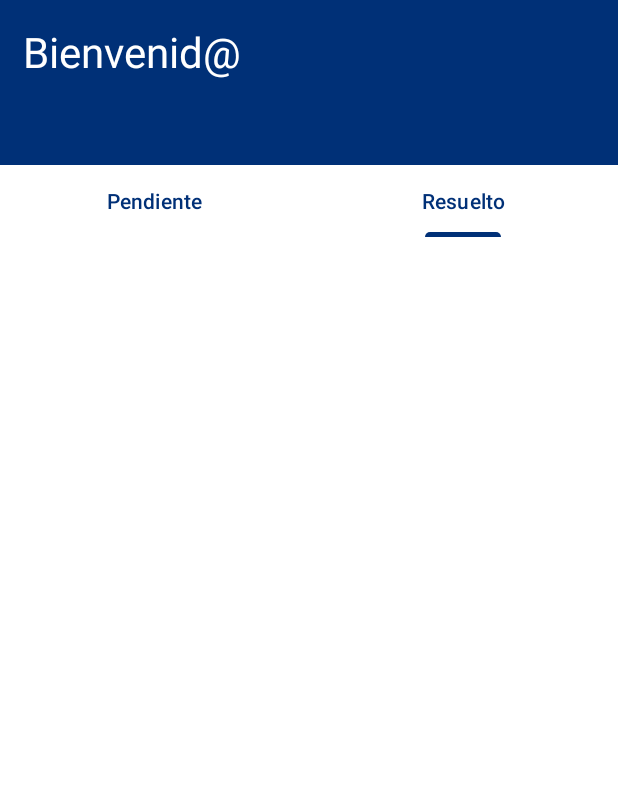
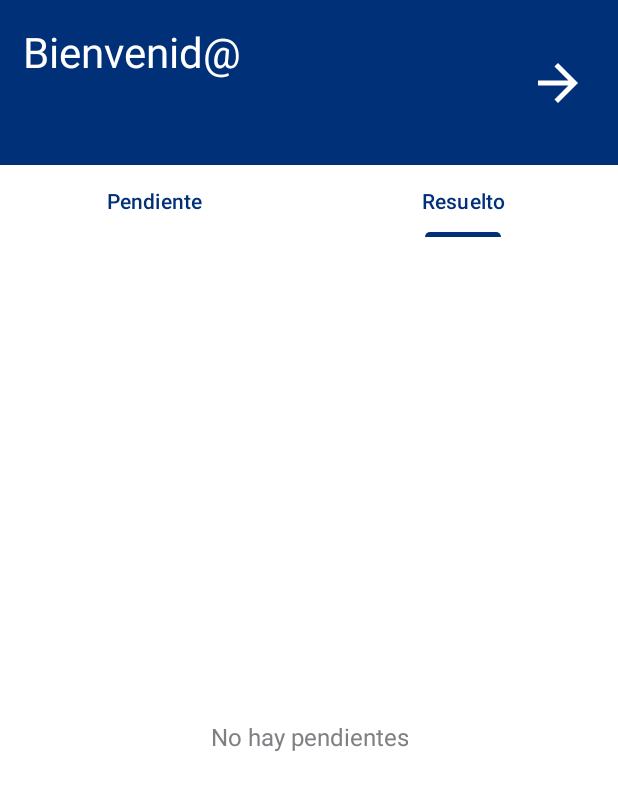
Before and after one commit to blue-c0de/SmartOper, an Android app: the MainActivity screen opened directly, with no data from a screen before it, tab 2 chosen, on a phone screen of 412 x 824 dp. Shown: the top 790 px of the screen. Run offline under Robolectric (Android 15) with nearby library versions, the phone set to English and light mode, and no system bars; our stand-ins replace Firebase (no records; nobody signed in at launch, a user with empty details on screens opened directly).

Commit message:
Resuelto + Pendiente para correspondiente Operario

```diff
--- a/app/src/main/java/com/example/smartoper/Login.java
+++ b/app/src/main/java/com/example/smartoper/Login.java
@@ -72,6 +72,7 @@ public class Login extends AppCompatActivity {
                             SharedPreferences preferences = getSharedPreferences("ModoApp", Context.MODE_PRIVATE);
                             SharedPreferences.Editor editor = preferences.edit();
                             editor.putString("nombre", nombre);
+                            editor.putString("operario", usu);
                             editor.apply();
 
                             mAuth.signInWithEmailAndPassword(correo, password)
--- a/app/src/main/java/com/example/smartoper/MainActivity.java
+++ b/app/src/main/java/com/example/smartoper/MainActivity.java
@@ -3,9 +3,11 @@ package com.example.smartoper;
 import android.Manifest;
 import android.annotation.SuppressLint;
 import android.content.Context;
+import android.content.Intent;
 import android.content.pm.PackageManager;
 import android.os.Bundle;
 import android.os.Handler;
+import android.widget.ImageView;
 import android.widget.TextView;
 
 import androidx.annotation.NonNull;
@@ -17,6 +19,7 @@ import androidx.viewpager.widget.ViewPager;
 import com.google.android.gms.location.FusedLocationProviderClient;
 import com.google.android.gms.location.LocationServices;
 import com.google.android.material.tabs.TabLayout;
+import com.google.firebase.auth.FirebaseAuth;
 import com.google.firebase.firestore.FirebaseFirestore;
 import com.google.firebase.firestore.SetOptions;
 
@@ -34,6 +37,9 @@ public class MainActivity extends AppCompatActivity {
         TextView nom = findViewById(R.id.nombre);
         TabLayout tabLayout = findViewById(R.id.tab_layout);
         ViewPager viewPager = findViewById(R.id.view_pager);
+        ImageView cerrar = findViewById(R.id.cerrar);
+
+        cerrar.setOnClickListener(view -> cerrarSesion());
 
         // FIREBASE OPERARIO ACTIVO
         Map<String, Object> operario = new HashMap<>();
@@ -53,6 +59,15 @@ public class MainActivity extends AppCompatActivity {
         Objects.requireNonNull(tabLayout.getTabAt(1)).setText("Resuelto");
     }
 
+    private void cerrarSesion() {
+        FirebaseAuth mAuth = FirebaseAuth.getInstance();
+        mAuth.signOut();
+
+        startActivity(new Intent(this, Login.class));
+
+        this.finish();
+    }
+
     @SuppressLint("MissingSuperCall")
     @Override
     public void onBackPressed() {}
--- a/app/src/main/java/com/example/smartoper/Resuelto.java
+++ b/app/src/main/java/com/example/smartoper/Resuelto.java
@@ -1,5 +1,6 @@
 package com.example.smartoper;
 
+import android.content.Context;
 import android.content.Intent;
 import android.graphics.Color;
 import android.os.Bundle;
@@ -19,6 +20,7 @@ import com.google.firebase.firestore.QuerySnapshot;
 public class Resuelto extends Fragment {
 
     SwipeRefreshLayout swipeRefreshLayout;
+    Boolean mostrar = true;
 
     public Resuelto() {
         // Required empty public constructor
@@ -50,8 +52,7 @@ public class Resuelto extends Fragment {
 
         FirebaseFirestore.getInstance().collection("resuelto").get().addOnCompleteListener(task -> {
             if (task.isSuccessful()) {
-                textView.setVisibility(View.INVISIBLE);
-                cargarTarjeta(linearLayout, task.getResult());
+                cargarTarjeta(linearLayout, task.getResult(), textView);
             } else {
                 textView.setVisibility(View.VISIBLE);
             }
@@ -61,14 +62,19 @@ public class Resuelto extends Fragment {
         });
     }
 
-    private void cargarTarjeta(LinearLayout linearLayout, QuerySnapshot querySnapshot) {
+    private void cargarTarjeta(LinearLayout linearLayout, QuerySnapshot querySnapshot, TextView textView) {
         for (QueryDocumentSnapshot document : querySnapshot) {
             View tarjeta = LayoutInflater.from(requireContext()).inflate(R.layout.tarjeta, null);
             TextView estado = tarjeta.findViewById(R.id.estado);
             TextView titulo = tarjeta.findViewById(R.id.titulo);
 
+            String operario = document.getString("operario");
+            String sharedOperario = requireContext().getSharedPreferences("ModoApp", Context.MODE_PRIVATE).getString("operario", "");
+
+            if (operario != null && operario.equals(sharedOperario)){
                 String estadoString = document.getString("estado");
                 if (estadoString != null) {
+                    mostrar = false;
                     estado.setText(estadoString);
                     titulo.setText(document.getString("titulo"));
 
@@ -80,9 +86,15 @@ public class Resuelto extends Fragment {
                         estado.setTextColor(Color.parseColor("#c09f51"));
                     }
 
+                    textView.setVisibility(View.INVISIBLE);
                     linearLayout.addView(tarjeta);
                     tarjeta.setOnClickListener(v -> startActivity(new Intent(requireContext(), Problema.class).putExtra("origen", "resuelto").putExtra("coleccion", "resuelto").putExtra("documento", document.getId())));
                 }
+            } else {
+                if (mostrar)
+                    textView.setVisibility(View.VISIBLE);
             }
         }
     }
+
+}
--- /dev/null
+++ b/app/src/main/res/drawable/baseline_arrow_forward_24.xml
@@ -0,0 +1,5 @@
+<vector xmlns:android="http://schemas.android.com/apk/res/android" android:autoMirrored="true" android:height="24dp" android:tint="#FFFFFF" android:viewportHeight="24" android:viewportWidth="24" android:width="24dp">
+
+    <path android:fillColor="@android:color/white" android:pathData="M12,4l-1.41,1.41L16.17,11H4v2h12.17l-5.58,5.59L12,20l8,-8z"/>
+
+</vector>
--- a/app/src/main/res/layout/activity_main.xml
+++ b/app/src/main/res/layout/activity_main.xml
@@ -48,6 +48,16 @@
         app:tabTextColor="?attr/colorPrimary"
         app:layout_constraintTop_toBottomOf="@+id/linearLayout2" />
 
+    <ImageView
+        android:id="@+id/cerrar"
+        android:layout_width="80dp"
+        android:layout_height="80dp"
+        android:padding="20dp"
+        android:src="@drawable/baseline_arrow_forward_24"
+        app:layout_constraintBottom_toBottomOf="@+id/linearLayout2"
+        app:layout_constraintEnd_toEndOf="parent"
+        app:layout_constraintTop_toTopOf="parent" />
+
     <androidx.viewpager.widget.ViewPager
         android:id="@+id/view_pager"
         android:layout_width="match_parent"
```
Also changed, not shown: app/src/main/java/com/example/smartoper/Pendiente.java (+9 -0 lines). Lines whose indentation alone changed are shown as unchanged.
